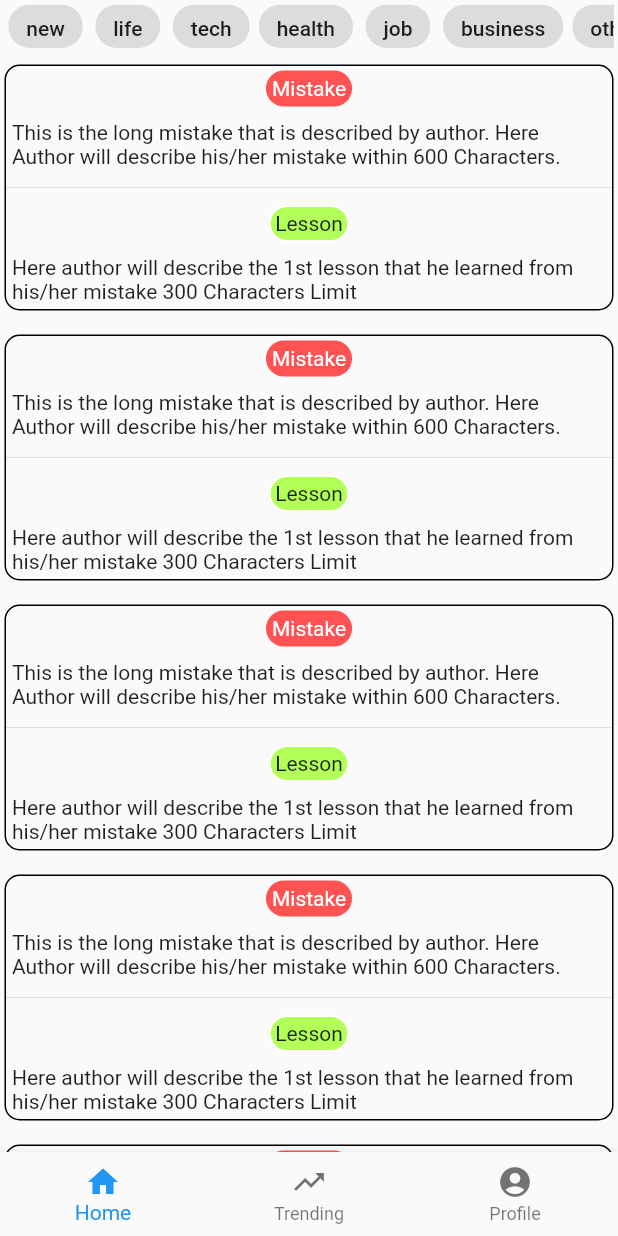
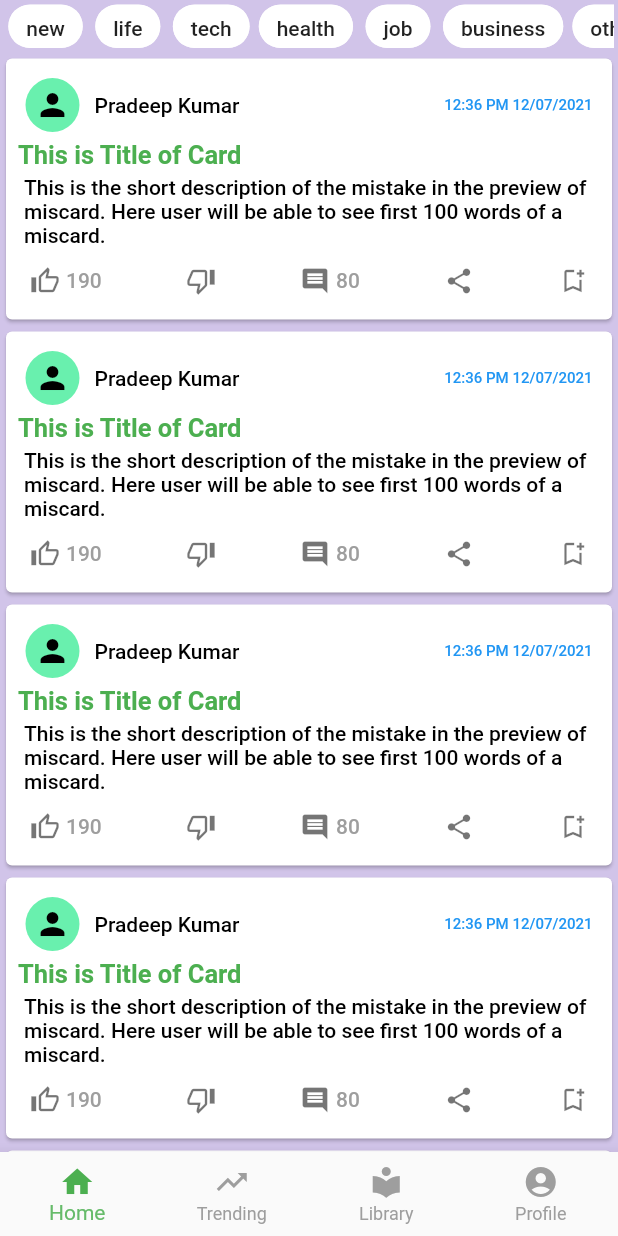
Before and after one commit to pktintali/Project_SYM, a Flutter app: the screen it shows after launch, on a phone screen of 412 x 824 dp. Run offline on Flutter 3.47's test engine with Material 2 defaults, Android fonts, the phone set to English and light mode, and no system bars; our stand-ins replace get.

Commit message:
miscard updated and other chnages

```diff
--- a/lib/components/miscard.dart
+++ b/lib/components/miscard.dart
@@ -1,64 +1,25 @@
 import 'package:flutter/material.dart';
+import 'package:project_sym/components/widgets/miscard_footer.dart';
+import 'package:project_sym/components/widgets/miscard_text.dart';
+import 'package:project_sym/components/widgets/miscard_title.dart';
+import 'package:project_sym/components/widgets/miscard_user_header.dart';
 
 class Miscard extends StatelessWidget {
   const Miscard({Key? key}) : super(key: key);
 
   @override
   Widget build(BuildContext context) {
-    return Padding(
-      padding: const EdgeInsets.symmetric(horizontal: 3,vertical: 8,),
-      child: DecoratedBox(
-        decoration: BoxDecoration(
-          border: Border.all(),
-          borderRadius: BorderRadius.circular(10),
-        ),
+    return Card(
+      // color: Colors.deepPurple[100],
+      child: TextButton(
+        onPressed: () {},
         child: Column(
-          children: [
-            Padding(
-              padding: const EdgeInsets.all(4.0),
-              child: DecoratedBox(
-                decoration: BoxDecoration(
-                    shape: BoxShape.rectangle,
-                    color: Colors.redAccent,
-                    borderRadius: BorderRadius.circular(80)),
-                child: const Padding(
-                  padding: EdgeInsets.all(4.0),
-                  child: Text(
-                    'Mistake',
-                    style: TextStyle(
-                      color: Colors.white,
-                    ),
-                  ),
-                ),
-              ),
-            ),
-            const Padding(
-              padding: EdgeInsets.all(5.0),
-              child: Text(
-                  'This is the long mistake that is described by author. Here Author will describe his/her mistake within 600 Characters.'),
-            ),
-            const Divider(),
-            Padding(
-              padding: const EdgeInsets.all(4.0),
-              child: DecoratedBox(
-                decoration: BoxDecoration(
-                    shape: BoxShape.rectangle,
-                    color: Colors.lightGreenAccent,
-                    border: Border.all(color: Colors.white),
-                    borderRadius: BorderRadius.circular(80)),
-                child: const Padding(
-                  padding: EdgeInsets.all(4.0),
-                  child: Text(
-                    'Lesson',
-                  ),
-                ),
-              ),
-            ),
-            const Padding(
-              padding: EdgeInsets.all(5.0),
-              child: Text(
-                  'Here author will describe the 1st lesson that he learned from his/her mistake 300 Characters Limit '),
-            ),
+          crossAxisAlignment: CrossAxisAlignment.start,
+          children: const [
+            MisCardUserHeader(),
+            MisCardTitle(),
+            MisCardText(),
+            MisCardFooter(),
           ],
         ),
       ),
--- /dev/null
+++ b/lib/components/widgets/miscard_footer.dart
@@ -0,0 +1,60 @@
+import 'package:flutter/material.dart';
+
+class MisCardFooter extends StatelessWidget {
+  const MisCardFooter({Key? key}) : super(key: key);
+
+  @override
+  Widget build(BuildContext context) {
+    return Padding(
+      padding: const EdgeInsets.all(8.0),
+      child: Row(
+        mainAxisAlignment: MainAxisAlignment.spaceBetween,
+        children: [
+          Row(
+            children: const [
+              Icon(
+                Icons.thumb_up_alt_outlined,
+                size: 20,
+                color: Colors.black54,
+              ),
+              SizedBox(width: 4),
+              Text(
+                '190',
+                style: TextStyle(color: Colors.grey),
+              ),
+            ],
+          ),
+          const Icon(
+            Icons.thumb_down_alt_outlined,
+            size: 20,
+            color: Colors.black54,
+          ),
+          Row(
+            children: const [
+              Icon(
+                Icons.comment,
+                size: 20,
+                color: Colors.black54,
+              ),
+              SizedBox(width: 4),
+              Text(
+                '80',
+                style: TextStyle(color: Colors.grey),
+              ),
+            ],
+          ),
+          const Icon(
+            Icons.share,
+            size: 20,
+            color: Colors.black54,
+          ),
+          const Icon(
+            Icons.bookmark_add_outlined,
+            size: 20,
+            color: Colors.black54,
+          ),
+        ],
+      ),
+    );
+  }
+}
--- /dev/null
+++ b/lib/components/widgets/miscard_text.dart
@@ -0,0 +1,16 @@
+import 'package:flutter/material.dart';
+
+class MisCardText extends StatelessWidget {
+  const MisCardText({Key? key}) : super(key: key);
+
+  @override
+  Widget build(BuildContext context) {
+    return  const Padding(
+      padding: EdgeInsets.all(4.0),
+      child: Text(
+        'This is the short description of the mistake in the preview of miscard. Here user will be able to see first 100 words of a miscard.',
+        style: TextStyle(color: Colors.black),
+      ),
+    );
+  }
+}
--- /dev/null
+++ b/lib/components/widgets/miscard_title.dart
@@ -0,0 +1,17 @@
+import 'package:flutter/material.dart';
+
+class MisCardTitle extends StatelessWidget {
+  const MisCardTitle({Key? key}) : super(key: key);
+
+  @override
+  Widget build(BuildContext context) {
+    return const Text(
+      'This is Title of Card',
+      style: TextStyle(
+        fontSize: 17,
+        fontWeight: FontWeight.w600,
+         color: Colors.green,
+      ),
+    );
+  }
+}
--- /dev/null
+++ b/lib/components/widgets/miscard_user_header.dart
@@ -0,0 +1,40 @@
+import 'package:flutter/material.dart';
+
+class MisCardUserHeader extends StatelessWidget {
+  const MisCardUserHeader({Key? key}) : super(key: key);
+
+  @override
+  Widget build(BuildContext context) {
+    return Padding(
+      padding: const EdgeInsets.all(5.0),
+      child: Row(
+        children: const [
+          CircleAvatar(
+            backgroundColor: Colors.greenAccent,
+            radius: 18,
+            child: Icon(
+              Icons.person,
+              color: Colors.black,
+            ),
+          ),
+          SizedBox(
+            width: 10,
+          ),
+          Text(
+            'Pradeep Kumar',
+            style: TextStyle(
+              color: Colors.black,
+            ),
+          ),
+          Spacer(),
+          Text(
+            '12:36 PM 12/07/2021',
+            style: TextStyle(
+              fontSize: 10,
+            ),
+          )
+        ],
+      ),
+    );
+  }
+}
--- a/lib/pages/home/home_page.dart
+++ b/lib/pages/home/home_page.dart
@@ -7,7 +7,8 @@ class HomePage extends StatelessWidget {
 
   @override
   Widget build(BuildContext context) {
-    return SingleChildScrollView(
+    return SafeArea(
+      child: SingleChildScrollView(
         child: Column(
           children: const [
             HomeTopChips(),
@@ -19,6 +20,7 @@ class HomePage extends StatelessWidget {
             Miscard(),
           ],
         ),
+      ),
     );
   }
 }
--- a/lib/pages/home/widgets/home_top_chips.dart
+++ b/lib/pages/home/widgets/home_top_chips.dart
@@ -16,6 +16,7 @@ class HomeTopChips extends StatelessWidget {
           return  Padding(
             padding: const EdgeInsets.all(3.0),
             child: Chip(
+              backgroundColor: Colors.white,
               label: Text(Constants.categoryList[index]),
             ),
           );
--- a/lib/pages/profile/profile_page.dart
+++ b/lib/pages/profile/profile_page.dart
@@ -14,7 +14,8 @@ class ProfilePage extends StatelessWidget {
 
   @override
   Widget build(BuildContext context) {
-    return SingleChildScrollView(
+    return SafeArea(
+      child: SingleChildScrollView(
         child: Column(
           children: [
             const ProfileHeader(),
@@ -58,6 +59,7 @@ class ProfilePage extends StatelessWidget {
             ),
           ],
         ),
+      ),
     );
   }
 }
--- a/lib/pages/profile/widgets/profile_followers.dart
+++ b/lib/pages/profile/widgets/profile_followers.dart
@@ -16,7 +16,7 @@ class ProfileFollowers extends StatelessWidget {
         Text(
           'Followers',
           style: TextStyle(
-            color: Colors.grey,
+            color: Colors.black87,
           ),
         ),
       ],
--- a/lib/pages/profile/widgets/profile_following.dart
+++ b/lib/pages/profile/widgets/profile_following.dart
@@ -16,7 +16,7 @@ class ProfileFollowings extends StatelessWidget {
         Text(
           'Followings',
           style: TextStyle(
-            color: Colors.grey,
+            color: Colors.black87
           ),
         ),
       ],
--- a/lib/pages/profile/widgets/profile_id.dart
+++ b/lib/pages/profile/widgets/profile_id.dart
@@ -7,10 +7,10 @@ class ProfileID extends StatelessWidget {
   Widget build(BuildContext context) {
     return TextButton(
       onPressed: () {},
-      child: const Text(
+      child: Text(
         '@pradeep_tintali',
         style: TextStyle(
-          color: Colors.green,
+          color: Colors.blue[900],
         ),
       ),
     );
--- a/lib/pages/tab/tab_page.dart
+++ b/lib/pages/tab/tab_page.dart
@@ -15,13 +15,28 @@ class TabPage extends StatelessWidget {
     return GetBuilder<MyTabController>(
       builder: (_) {
         return Scaffold(
+          backgroundColor: Colors.deepPurple[100],
           body: _getTab(controller.getTab),
           bottomNavigationBar: BottomNavigationBar(
+            type: BottomNavigationBarType.fixed,
+            selectedIconTheme: const IconThemeData(
+              color: Colors.green,
+            ),
+            unselectedIconTheme: const IconThemeData(
+              color: Colors.grey,
+            ),
+            selectedItemColor: Colors.green[400],
+            unselectedItemColor: Colors.grey,
+            selectedLabelStyle: TextStyle(color: Colors.green[400]),
+            unselectedLabelStyle: TextStyle(color: Colors.green[400]),
+            showUnselectedLabels: true,
             currentIndex: controller.getTab,
             items: const [
               BottomNavigationBarItem(icon: Icon(Icons.home), label: 'Home'),
               BottomNavigationBarItem(
                   icon: Icon(Icons.trending_up), label: 'Trending'),
+              BottomNavigationBarItem(
+                  icon: Icon(Icons.local_library), label: 'Library'),
               BottomNavigationBarItem(
                   icon: Icon(Icons.account_circle), label: 'Profile'),
             ],
@@ -38,6 +53,8 @@ class TabPage extends StatelessWidget {
     if (index == 1) {
       return const TrendingPage();
     } else if (index == 2) {
+      return const Text('2');
+    } else if (index == 3) {
       return const ProfilePage();
     }
     return const HomePage();
--- a/lib/pages/trending/trending_page.dart
+++ b/lib/pages/trending/trending_page.dart
@@ -1,12 +1,24 @@
 import 'package:flutter/material.dart';
+import 'package:project_sym/components/miscard.dart';
 
 class TrendingPage extends StatelessWidget {
   const TrendingPage({Key? key}) : super(key: key);
 
   @override
   Widget build(BuildContext context) {
-    return const Center(
-      child: Text('Trending'),
+    return SafeArea(
+      child: SingleChildScrollView(
+        child: Column(
+          children: const [
+            Miscard(),
+            Miscard(),
+            Miscard(),
+            Miscard(),
+            Miscard(),
+            Miscard(),
+          ],
+        ),
+      ),
     );
   }
 }
--- /dev/null
+++ b/lib/utils/app_colors.dart
@@ -0,0 +1,8 @@
+import 'package:flutter/material.dart';
+
+class AppColors {
+  static const Color darkGreen = Color(0xFF005A04);
+  static const Color darkGreen2 = Color(0xFF005502);
+  static const Color iceCream = Color(0xFFCCFFBB);
+  static const Color greenYellow = Color(0xFF3A5F0B);
+}
```
Lines whose indentation alone changed are shown as unchanged.
